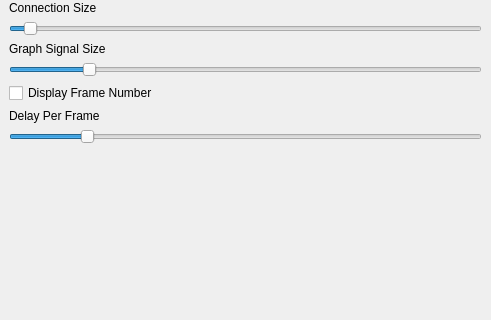
First picture: the form in networksettings.ui, repository Namr/Connected, before the edit; both pictures show x 0 to 491 and y 198 to 518 of the 491 by 814 pixel window.
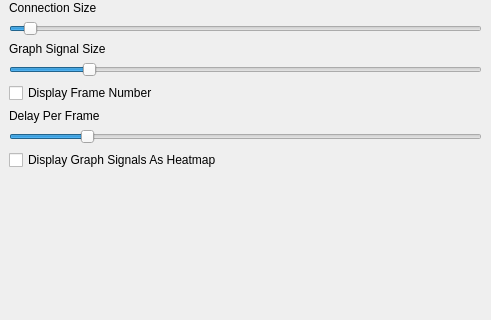
Second picture: the form after the edit.

Commit message: Readded the heatmap function

Diff of the .ui file:
```diff
--- a/networksettings.ui
+++ b/networksettings.ui
@@ -183,6 +183,13 @@
         </property>
        </widget>
       </item>
+      <item>
+       <widget class="QCheckBox" name="checkBox_3">
+        <property name="text">
+         <string>Display Graph Signals As Heatmap</string>
+        </property>
+       </widget>
+      </item>
       <item>
        <spacer name="verticalSpacer">
         <property name="orientation">
```
The commit also changes 5 other files.
